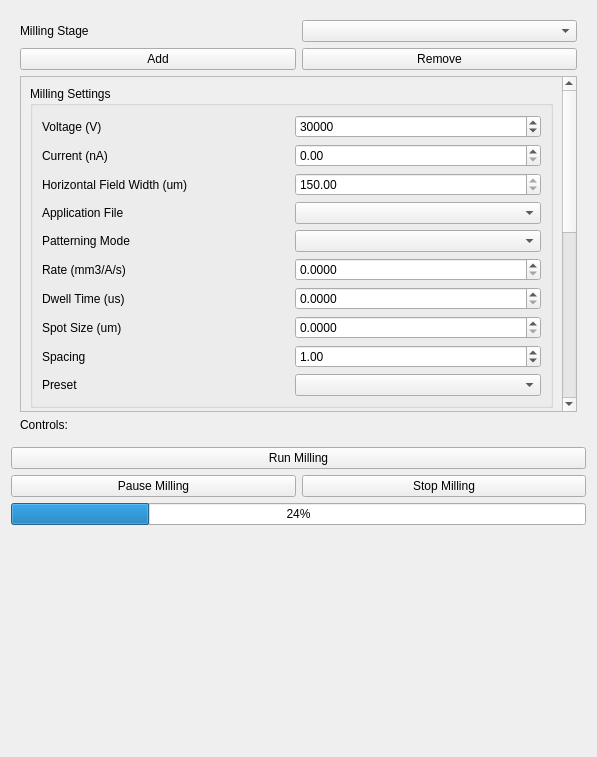
This is fibsem/ui/qtdesigner_files/FibsemMillingWidget.ui in DeMarcoLab/fibsem as Qt 5 draws it before an edit. The edited form follows.
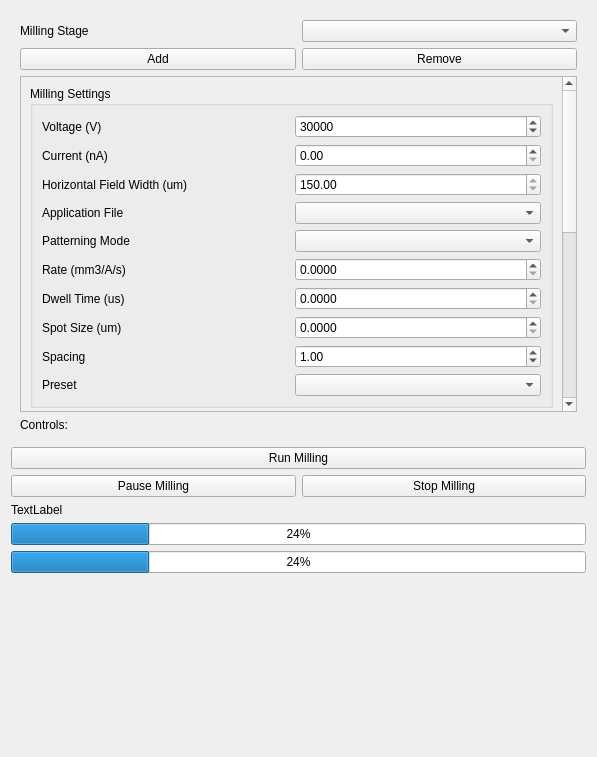
This is the edited form.

Commit message: [refactor] milling signals and progress

```diff
--- a/fibsem/ui/qtdesigner_files/FibsemMillingWidget.ui
+++ b/fibsem/ui/qtdesigner_files/FibsemMillingWidget.ui
@@ -14,6 +14,13 @@
    <string>Form</string>
   </property>
   <layout class="QGridLayout" name="gridLayout">
+   <item row="28" column="0" colspan="2">
+    <widget class="QProgressBar" name="progressBar_milling_stages">
+     <property name="value">
+      <number>24</number>
+     </property>
+    </widget>
+   </item>
    <item row="26" column="1">
     <widget class="QPushButton" name="pushButton_stop_milling">
      <property name="text">
@@ -21,6 +28,19 @@
      </property>
     </widget>
    </item>
+   <item row="30" column="0" colspan="2">
+    <spacer name="verticalSpacer">
+     <property name="orientation">
+      <enum>Qt::Vertical</enum>
+     </property>
+     <property name="sizeHint" stdset="0">
+      <size>
+       <width>20</width>
+       <height>40</height>
+      </size>
+     </property>
+    </spacer>
+   </item>
    <item row="16" column="0" colspan="2">
     <widget class="QFrame" name="frame">
      <property name="minimumSize">
@@ -420,7 +440,7 @@
      </layout>
     </widget>
    </item>
-   <item row="27" column="0" colspan="2">
+   <item row="29" column="0" colspan="2">
     <widget class="QProgressBar" name="progressBar_milling">
      <property name="value">
       <number>24</number>
@@ -441,18 +461,12 @@
      </property>
     </widget>
    </item>
-   <item row="28" column="0" colspan="2">
-    <spacer name="verticalSpacer">
-     <property name="orientation">
-      <enum>Qt::Vertical</enum>
+   <item row="27" column="0" colspan="2">
+    <widget class="QLabel" name="label_milling_information">
+     <property name="text">
+      <string>TextLabel</string>
      </property>
-     <property name="sizeHint" stdset="0">
-      <size>
-       <width>20</width>
-       <height>40</height>
-      </size>
-     </property>
-    </spacer>
+    </widget>
    </item>
   </layout>
  </widget>
```
Left out of the diff: 2 changed lines with no effect on the pictures. The commit also changes 9 other files.
